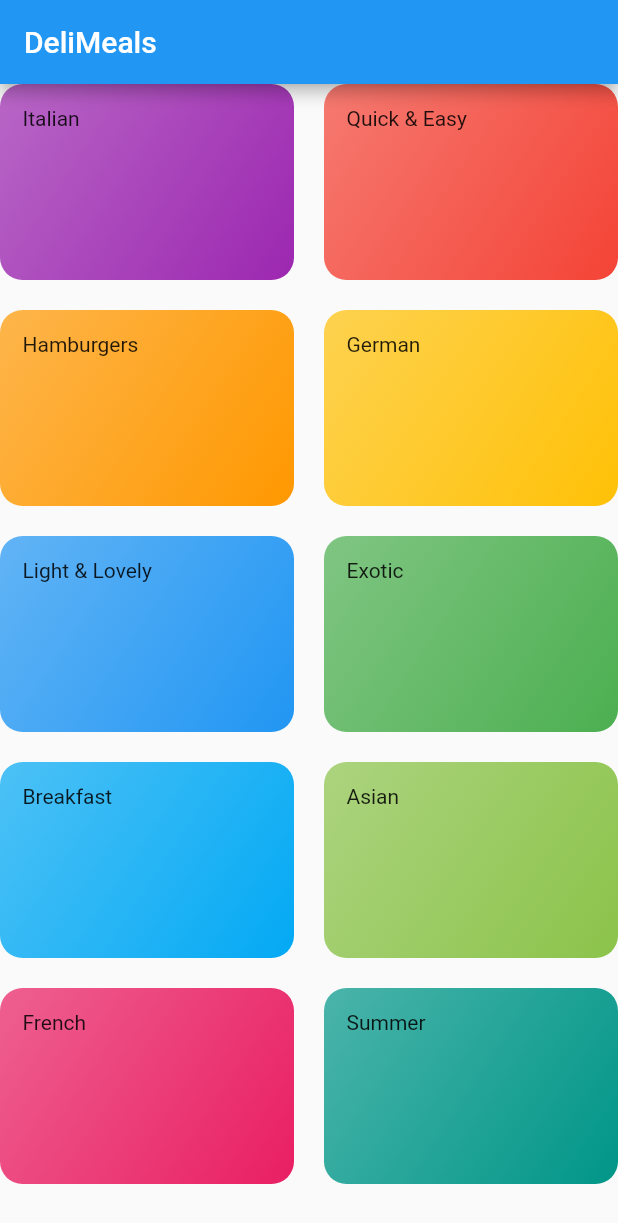
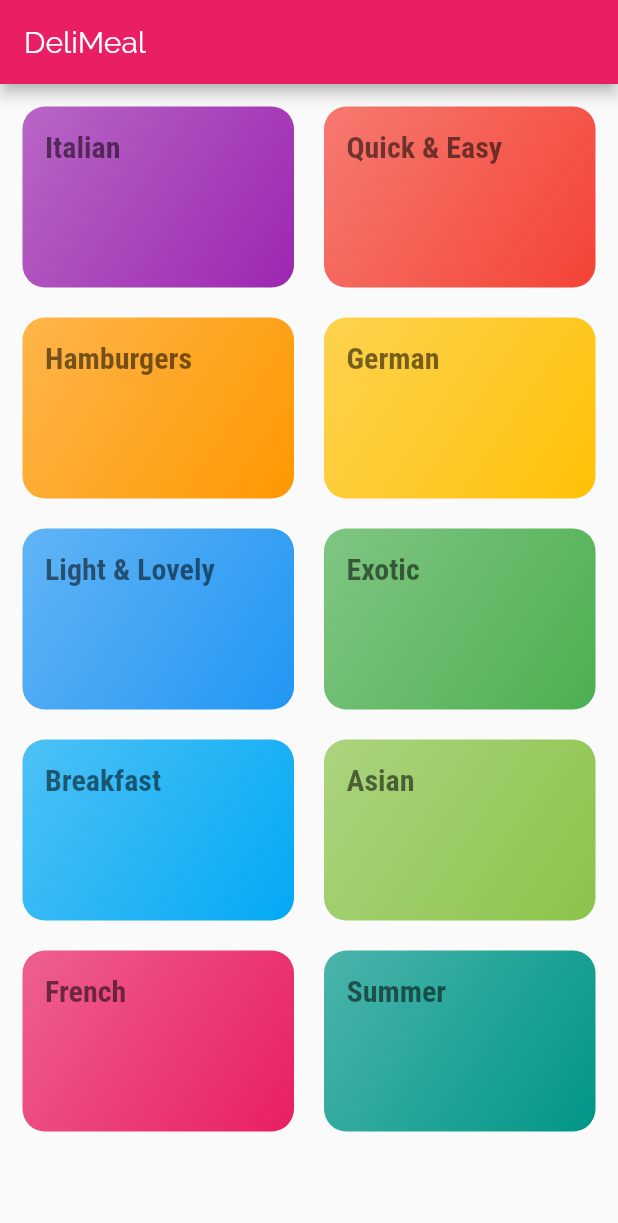
Before and after one commit to roeechen01/MealsAppFlutter, a Flutter app: the screen it shows after launch, on a phone screen of 412 x 824 dp. Shown: the top 1223 px of the screen. Run offline on Flutter 3.47's test engine with Material 2 defaults, Android fonts, the phone set to English and light mode, and no system bars.

Commit message:
Now you can move to category meals page from categories page

```diff
--- a/lib/categories_screen.dart
+++ b/lib/categories_screen.dart
@@ -5,9 +5,15 @@ import './category_item.dart';
 class CategoriesScreen extends StatelessWidget {
   @override
   Widget build(BuildContext context) {
-    return GridView(
+    return Scaffold(
+      appBar: AppBar(
+        title: Text('DeliMeal'),
+      ),
+      body: GridView(
+        padding: const EdgeInsets.all(15),
         children: DUMMY_CATEGORIES
             .map((category) => CategoryItem(
+                  id: category.id,
                   title: category.title,
                   color: category.color,
                 ))
@@ -17,6 +23,7 @@ class CategoriesScreen extends StatelessWidget {
             childAspectRatio: 3 / 2,
             mainAxisSpacing: 20,
             crossAxisSpacing: 20),
+      ),
     );
   }
 }
--- a/lib/category_item.dart
+++ b/lib/category_item.dart
@@ -1,22 +1,38 @@
+import 'package:flutter/cupertino.dart';
 import 'package:flutter/material.dart';
+import 'package:flutter_complete_guide/category_meals_screen.dart';
 
 class CategoryItem extends StatelessWidget {
+  final String id;
   final String title;
   final Color color;
 
-  const CategoryItem({this.title, this.color});
+  const CategoryItem({this.id, this.title, this.color});
+
+  void goToCategoryMeals(BuildContext ctx) {
+    Navigator.of(ctx)
+        .pushNamed('/category-meals', arguments: {'id': id, 'title': title});
+  }
 
   @override
   Widget build(BuildContext context) {
-    return Container(
+    return InkWell(
+      onTap: () => goToCategoryMeals(context),
+      splashColor: Theme.of(context).primaryColor,
+      borderRadius: BorderRadius.circular(15),
+      child: Container(
         padding: const EdgeInsets.all(15),
-      child: Text(this.title),
+        child: Text(
+          this.title,
+          style: Theme.of(context).textTheme.headline1,
+        ),
         decoration: BoxDecoration(
             gradient: LinearGradient(
                 colors: [color.withOpacity(0.7), color],
                 begin: Alignment.topLeft,
                 end: Alignment.bottomRight),
             borderRadius: BorderRadius.circular(15)),
+      ),
     );
   }
 }
--- /dev/null
+++ b/lib/category_meals_screen.dart
@@ -0,0 +1,14 @@
+import 'package:flutter/material.dart';
+
+class CategoryMealsScreen extends StatelessWidget {
+  @override
+  Widget build(BuildContext context) {
+    Map<String, Object> args = ModalRoute.of(context).settings.arguments;
+    return Scaffold(
+      appBar: AppBar(
+        title: Text('Category meals for: ${args['title']}'),
+      ),
+      body: Container(),
+    );
+  }
+}
--- a/lib/main.dart
+++ b/lib/main.dart
@@ -1,5 +1,6 @@
 import 'package:flutter/material.dart';
 import 'package:flutter_complete_guide/categories_screen.dart';
+import 'package:flutter_complete_guide/category_meals_screen.dart';
 
 void main() => runApp(MyApp());
 
@@ -9,9 +10,18 @@ class MyApp extends StatelessWidget {
     return MaterialApp(
       title: 'DeliMeals',
       theme: ThemeData(
-        primarySwatch: Colors.blue,
-      ),
-      home: MyHomePage(),
+          primarySwatch: Colors.pink,
+          accentColor: Colors.amber,
+          fontFamily: 'Raleway',
+          textTheme: ThemeData.light().textTheme.copyWith(
+              bodyText1: TextStyle(color: Color.fromRGBO(20, 51, 51, 1)),
+              bodyText2: TextStyle(color: Color.fromRGBO(20, 51, 51, 1)),
+              headline1: TextStyle(
+                  fontFamily: 'RobotoCondensed',
+                  fontSize: 20,
+                  fontWeight: FontWeight.bold))),
+      home: CategoriesScreen(),
+      routes: {'/category-meals': (_) => CategoryMealsScreen()},
     );
   }
 }
@@ -28,9 +38,7 @@ class _MyHomePageState extends State<MyHomePage> {
       appBar: AppBar(
         title: Text('DeliMeals'),
       ),
-      body: Center(
-        child: CategoriesScreen(),
-      ),
+      body: Center(),
     );
   }
 }
```
Also changed, not shown: pubspec.yaml (+23 -6 lines), assets/fonts/Raleway-Black.ttf (added), assets/fonts/Raleway-Bold.ttf (added), assets/fonts/Raleway-Regular.ttf (added), assets/fonts/RobotoCondensed-Bold.ttf (added), assets/fonts/RobotoCondensed-Italic.ttf (added), assets/fonts/RobotoCondensed-Light.ttf (added), assets/fonts/RobotoCondensed-Regular.ttf (added). Lines whose indentation alone changed are shown as unchanged.
